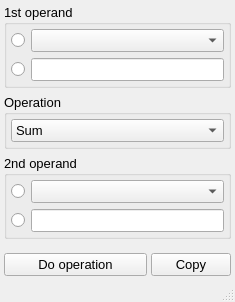
First picture: the form in plugins/Math_operations/Math_operations.ui, repository NeutrinoToolkit/Neutrino, before the edit.
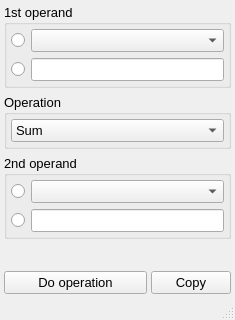
Second picture: the form after the edit.

The edit to the form file:
```diff
--- a/plugins/Math_operations/Math_operations.ui
+++ b/plugins/Math_operations/Math_operations.ui
@@ -7,7 +7,7 @@
     <x>0</x>
     <y>0</y>
     <width>235</width>
-    <height>302</height>
+    <height>320</height>
    </rect>
   </property>
   <property name="windowTitle">
```
Left out of the diff: 2 changed lines with no effect on the pictures.
